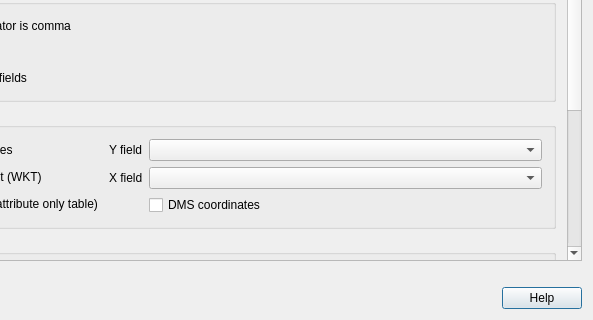
Qt form src/ui/qgsdelimitedtextsourceselectbase.ui (carsmie/QGIS) before a commit; both pictures show x 137 to 730 and y 323 to 643 of the 730 by 643 pixel window.
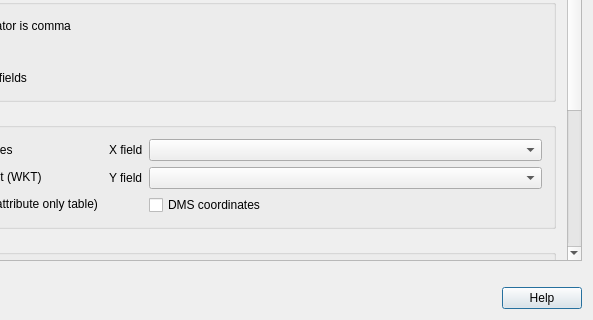
The same form after that commit. Icons and pictures are not drawn. Custom widgets are drawn as their Qt base class.

Commit message: Put X field above Y field in Delimited Text dialog. Fix #11746.

The edit to the form file:
```diff
--- a/src/ui/qgsdelimitedtextsourceselectbase.ui
+++ b/src/ui/qgsdelimitedtextsourceselectbase.ui
@@ -180,8 +180,8 @@
        <rect>
         <x>0</x>
         <y>0</y>
-        <width>696</width>
-        <height>742</height>
+        <width>704</width>
+        <height>694</height>
        </rect>
       </property>
       <property name="sizePolicy">
@@ -966,37 +966,6 @@
                   </property>
                  </widget>
                 </item>
-                <item row="0" column="1">
-                 <widget class="QComboBox" name="cmbYField">
-                  <property name="enabled">
-                   <bool>true</bool>
-                  </property>
-                  <property name="sizePolicy">
-                   <sizepolicy hsizetype="Expanding" vsizetype="Fixed">
-                    <horstretch>0</horstretch>
-                    <verstretch>0</verstretch>
-                   </sizepolicy>
-                  </property>
-                  <property name="minimumSize">
-                   <size>
-                    <width>120</width>
-                    <height>0</height>
-                   </size>
-                  </property>
-                  <property name="toolTip">
-                   <string>Name of the field containing y values</string>
-                  </property>
-                  <property name="statusTip">
-                   <string>Name of the field containing y values</string>
-                  </property>
-                  <property name="whatsThis">
-                   <string>Name of the field containing y values</string>
-                  </property>
-                  <property name="editable">
-                   <bool>false</bool>
-                  </property>
-                 </widget>
-                </item>
                 <item row="1" column="1">
                  <widget class="QComboBox" name="cmbXField">
                   <property name="enabled">
@@ -1028,19 +997,34 @@
                   </property>
                  </widget>
                 </item>
-                <item row="0" column="0">
-                 <widget class="QLabel" name="textLabely">
+                <item row="2" column="1">
+                 <widget class="QComboBox" name="cmbYField">
                   <property name="enabled">
                    <bool>true</bool>
                   </property>
                   <property name="sizePolicy">
-                   <sizepolicy hsizetype="Preferred" vsizetype="Preferred">
+                   <sizepolicy hsizetype="Expanding" vsizetype="Fixed">
                     <horstretch>0</horstretch>
                     <verstretch>0</verstretch>
                    </sizepolicy>
                   </property>
-                  <property name="text">
-                   <string>&lt;p align=&quot;left&quot;&gt;Y field&lt;/p&gt;</string>
+                  <property name="minimumSize">
+                   <size>
+                    <width>120</width>
+                    <height>0</height>
+                   </size>
+                  </property>
+                  <property name="toolTip">
+                   <string>Name of the field containing y values</string>
+                  </property>
+                  <property name="statusTip">
+                   <string>Name of the field containing y values</string>
+                  </property>
+                  <property name="whatsThis">
+                   <string>Name of the field containing y values</string>
+                  </property>
+                  <property name="editable">
+                   <bool>false</bool>
                   </property>
                  </widget>
                 </item>
@@ -1057,6 +1041,22 @@
                   </property>
                  </widget>
                 </item>
+                <item row="2" column="0">
+                 <widget class="QLabel" name="textLabely">
+                  <property name="enabled">
+                   <bool>true</bool>
+                  </property>
+                  <property name="sizePolicy">
+                   <sizepolicy hsizetype="Preferred" vsizetype="Preferred">
+                    <horstretch>0</horstretch>
+                    <verstretch>0</verstretch>
+                   </sizepolicy>
+                  </property>
+                  <property name="text">
+                   <string>&lt;p align=&quot;left&quot;&gt;Y field&lt;/p&gt;</string>
+                  </property>
+                 </widget>
+                </item>
                </layout>
               </item>
              </layout>
```
Left out of the diff: 2 changed lines with no effect on the pictures.
